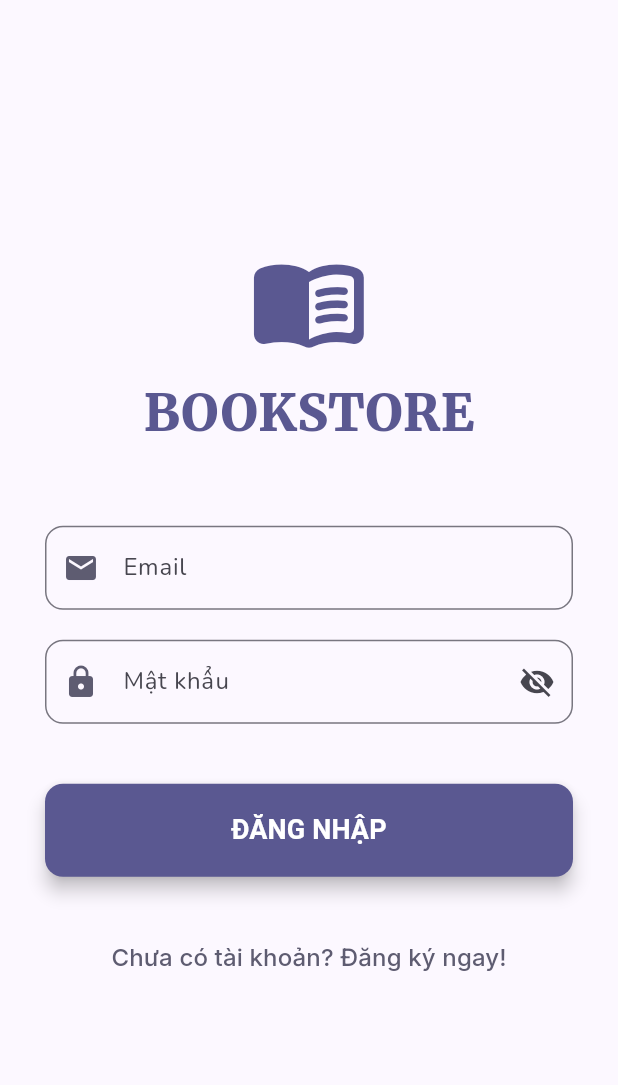
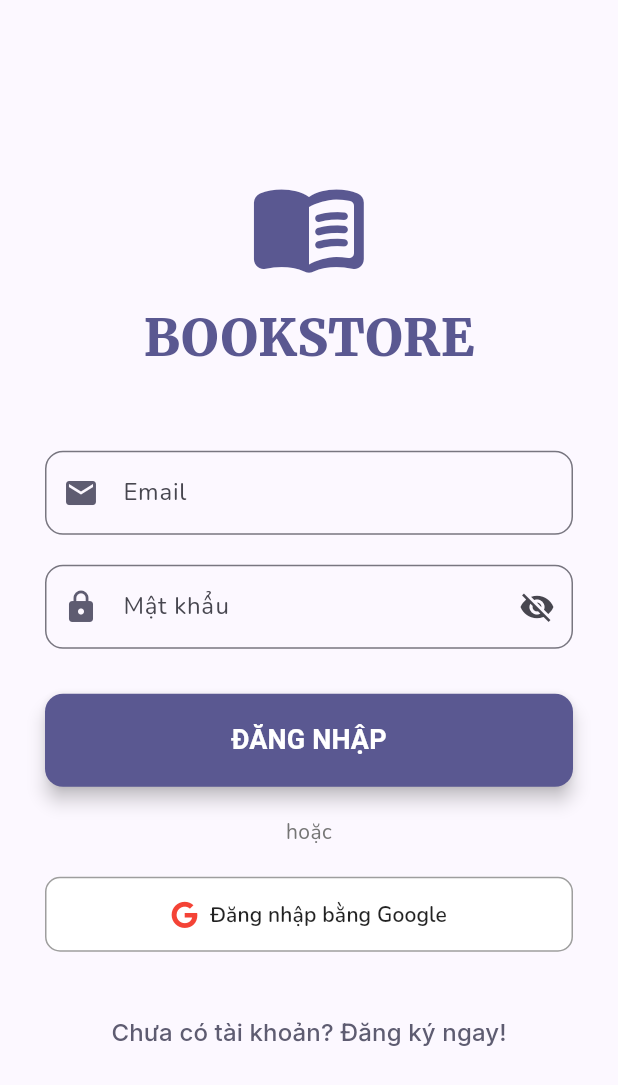
Before and after one commit to HoaiQuy1608/Ung_dung_ban_sach, a Flutter app: the screen it shows after launch, item 5 of the bottom bar chosen, after a tap on "ĐĂNG NHẬP NGAY", on a phone screen of 412 x 824 dp. Shown: the top 1085 px of the screen. Run offline on Flutter 3.47's test engine with Material 3 defaults, Android fonts, the light colour scheme and no system bars; our stand-ins replace cached_network_image, convex_bottom_bar, firebase_core, firebase_database, flutter_easyloading, font_awesome_flutter and 4 more; accounts and stored records are empty.

Commit message:
goog;e signin

```diff
--- a/lib/screen/login_screen.dart
+++ b/lib/screen/login_screen.dart
@@ -1,6 +1,7 @@
 import 'package:flutter/material.dart';
 import 'package:provider/provider.dart';
 import 'package:google_fonts/google_fonts.dart';
+import 'package:font_awesome_flutter/font_awesome_flutter.dart';
 import 'package:ungdungbansach/providers/auth_provider.dart';
 import 'package:ungdungbansach/screen/register_screen.dart';
 import 'package:ungdungbansach/screen/admin/admin_dashboard_screen.dart';
@@ -20,13 +21,9 @@ class _LoginScreenState extends State<LoginScreen> {
   bool _isPasswordVisible = false;
 
   Future<void> _handleLogin() async {
-  setState(() {
-    _errorMessage = null;
-  });
-
+    setState(() => _errorMessage = null);
     final authProvider = Provider.of<AuthProvider>(context, listen: false);
 
-  // Hiển thị loading
     showDialog(
       context: context,
       barrierDismissible: false,
@@ -39,7 +36,7 @@ class _LoginScreenState extends State<LoginScreen> {
         _passwordController.text,
       );
 
-    Navigator.of(context).pop(); // Đóng loading
+      Navigator.of(context).pop();
 
       if (success) {
         if (authProvider.isAdmin) {
@@ -54,18 +51,40 @@ class _LoginScreenState extends State<LoginScreen> {
           );
         }
       } else {
-      setState(() {
-        _errorMessage = 'Email hoặc mật khẩu không đúng.';
-      });
+        setState(() => _errorMessage = 'Email hoặc mật khẩu không đúng.');
       }
     } catch (e) {
       Navigator.of(context).pop();
-    setState(() {
-      _errorMessage = 'Đã xảy ra lỗi khi đăng nhập: $e';
-    });
+      setState(() => _errorMessage = 'Đã xảy ra lỗi khi đăng nhập: $e');
     }
   }
 
+  Future<void> _handleGoogleLogin() async {
+    final authProvider = Provider.of<AuthProvider>(context, listen: false);
+
+    showDialog(
+      context: context,
+      barrierDismissible: false,
+      builder: (_) => const Center(child: CircularProgressIndicator()),
+    );
+
+    final success = await authProvider.loginWithGoogle();
+    Navigator.of(context).pop();
+
+    if (success) {
+      ScaffoldMessenger.of(context).showSnackBar(
+        const SnackBar(content: Text("Đăng nhập bằng Google thành công!")),
+      );
+      Navigator.of(context).pushAndRemoveUntil(
+        MaterialPageRoute(builder: (_) => const HomeScreen()),
+        (_) => false,
+      );
+    } else {
+      ScaffoldMessenger.of(context).showSnackBar(
+        const SnackBar(content: Text("Đăng nhập Google thất bại!")),
+      );
+    }
+  }
 
   @override
   void dispose() {
@@ -76,23 +95,17 @@ class _LoginScreenState extends State<LoginScreen> {
 
   @override
   Widget build(BuildContext context) {
-    // Lấy ColorScheme từ theme
     final colorScheme = Theme.of(context).colorScheme;
 
     return Scaffold(
-      backgroundColor: colorScheme.surface, // Nền sáng
+      backgroundColor: colorScheme.surface,
       body: Center(
         child: SingleChildScrollView(
           padding: const EdgeInsets.all(30.0),
           child: Column(
             crossAxisAlignment: CrossAxisAlignment.stretch,
             children: <Widget>[
-              // Tiêu đề & Logo (Icon sách lớn)
-              Icon(
-                Icons.menu_book_rounded,
-                color: colorScheme.primary, // Dùng màu primary từ theme
-                size: 80,
-              ),
+              Icon(Icons.menu_book_rounded, color: colorScheme.primary, size: 80),
               const SizedBox(height: 10),
               Text(
                 'BOOKSTORE',
@@ -100,12 +113,11 @@ class _LoginScreenState extends State<LoginScreen> {
                 style: GoogleFonts.merriweather(
                   fontSize: 34,
                   fontWeight: FontWeight.w900,
-                  color: colorScheme.primary, // Dùng màu primary từ theme
+                  color: colorScheme.primary,
                 ),
               ),
               const SizedBox(height: 50),
 
-              // Thông báo lỗi
               if (_errorMessage != null)
                 Padding(
                   padding: const EdgeInsets.only(bottom: 20),
@@ -113,9 +125,7 @@ class _LoginScreenState extends State<LoginScreen> {
                     padding: const EdgeInsets.all(12),
                     decoration: BoxDecoration(
                       color: Colors.red.shade100,
-                      borderRadius: BorderRadius.circular(
-                        12,
-                      ), // Bo góc mềm mại hơn
+                      borderRadius: BorderRadius.circular(12),
                       border: Border.all(color: Colors.red.shade300),
                     ),
                     child: Text(
@@ -128,82 +138,59 @@ class _LoginScreenState extends State<LoginScreen> {
                   ),
                 ),
 
-              // Trường Email
               TextField(
                 controller: _emailController,
                 keyboardType: TextInputType.emailAddress,
                 decoration: InputDecoration(
                   labelText: 'Email',
                   hintText: 'Nhập email của bạn',
-                  prefixIcon: Icon(
-                    Icons.email,
-                    color: colorScheme.secondary,
-                  ), // Màu secondary
+                  prefixIcon: Icon(Icons.email, color: colorScheme.secondary),
                   border: OutlineInputBorder(
-                    borderRadius: BorderRadius.circular(
-                      12,
-                    ), // Bo góc mềm mại hơn
+                    borderRadius: BorderRadius.circular(12),
                   ),
                   focusedBorder: OutlineInputBorder(
-                    // Viền khi focus
                     borderRadius: BorderRadius.circular(12),
-                    borderSide: BorderSide(
-                      color: colorScheme.primary,
-                      width: 2,
-                    ),
+                    borderSide: BorderSide(color: colorScheme.primary, width: 2),
                   ),
                 ),
               ),
               const SizedBox(height: 20),
 
-              // Trường Mật khẩu
               TextField(
                 controller: _passwordController,
                 decoration: InputDecoration(
                   labelText: 'Mật khẩu',
                   hintText: 'Nhập mật khẩu',
-                  prefixIcon: Icon(
-                    Icons.lock,
-                    color: colorScheme.secondary,
-                  ), // Màu secondary
+                  prefixIcon: Icon(Icons.lock, color: colorScheme.secondary),
                   border: OutlineInputBorder(
-                    borderRadius: BorderRadius.circular(
-                      12,
-                    ), // Bo góc mềm mại hơn
+                    borderRadius: BorderRadius.circular(12),
                   ),
                   focusedBorder: OutlineInputBorder(
                     borderRadius: BorderRadius.circular(12),
-                    borderSide: BorderSide(
-                      color: colorScheme.primary,
-                      width: 2,
-                    ),
+                    borderSide: BorderSide(color: colorScheme.primary, width: 2),
                   ),
                   suffixIcon: IconButton(
                     icon: Icon(
                       _isPasswordVisible
                           ? Icons.visibility
                           : Icons.visibility_off,
-                      color: colorScheme.onSurfaceVariant, // Màu icon
+                      color: colorScheme.onSurfaceVariant,
                     ),
                     onPressed: () {
-                      setState(() {
-                        _isPasswordVisible = !_isPasswordVisible;
-                      });
+                      setState(() => _isPasswordVisible = !_isPasswordVisible);
                     },
                   ),
                 ),
                 obscureText: !_isPasswordVisible,
               ),
-              const SizedBox(height: 40),
+              const SizedBox(height: 30),
 
-              // Nút Đăng nhập
               ElevatedButton(
                 onPressed: _handleLogin,
                 style: ElevatedButton.styleFrom(
                   padding: const EdgeInsets.symmetric(vertical: 18),
-                  backgroundColor: colorScheme.primary, // Dùng màu primary
-                  foregroundColor:
-                      colorScheme.onPrimary, // Chữ trắng trên primary
+                  backgroundColor: colorScheme.primary,
+                  foregroundColor: colorScheme.onPrimary,
                   shape: RoundedRectangleBorder(
                     borderRadius: BorderRadius.circular(12),
                   ),
@@ -217,15 +204,39 @@ class _LoginScreenState extends State<LoginScreen> {
                   ),
                 ),
               ),
+
+              const SizedBox(height: 20),
+              Text(
+                'hoặc',
+                textAlign: TextAlign.center,
+                style: TextStyle(color: Colors.grey[600]),
+              ),
+              const SizedBox(height: 20),
+
+              // 🔹 Nút đăng nhập bằng Google
+              OutlinedButton.icon(
+                onPressed: _handleGoogleLogin,
+                icon: const FaIcon(FontAwesomeIcons.google, color: Colors.red),
+                label: const Text(
+                  'Đăng nhập bằng Google',
+                  style: TextStyle(fontWeight: FontWeight.w600),
+                ),
+                style: OutlinedButton.styleFrom(
+                  foregroundColor: Colors.black87,
+                  backgroundColor: Colors.white,
+                  side: const BorderSide(color: Colors.grey),
+                  padding: const EdgeInsets.symmetric(vertical: 15),
+                  shape: RoundedRectangleBorder(
+                    borderRadius: BorderRadius.circular(10),
+                  ),
+                ),
+              ),
+
               const SizedBox(height: 30),
-
-              // Nút chuyển trang Đăng ký
               TextButton(
                 onPressed: () {
                   Navigator.of(context).push(
-                    MaterialPageRoute(
-                      builder: (context) => const RegisterScreen(),
-                    ),
+                    MaterialPageRoute(builder: (_) => const RegisterScreen()),
                   );
                 },
                 child: Text(
@@ -233,7 +244,7 @@ class _LoginScreenState extends State<LoginScreen> {
                   style: GoogleFonts.inter(
                     color: colorScheme.secondary,
                     fontSize: 16,
-                  ), // Dùng màu secondary
+                  ),
                 ),
               ),
             ],
--- a/lib/screen/profile_screen.dart
+++ b/lib/screen/profile_screen.dart
@@ -37,6 +37,7 @@ class ProfileScreen extends StatelessWidget {
           ),
           const SizedBox(height: 40),
 
+          // ✅ Nút đăng nhập thường
           ElevatedButton(
             onPressed: () {
               Navigator.of(
@@ -53,6 +54,29 @@ class ProfileScreen extends StatelessWidget {
             ),
             child: const Text('ĐĂNG NHẬP NGAY'),
           ),
+
+          const SizedBox(height: 16),
+
+          // ✅ Nút đăng nhập bằng Google
+          /*OutlinedButton.icon(
+            icon: Image.asset('assets/google_icon.png', height: 24), // nhớ thêm ảnh vào assets
+            label: const Text('Đăng nhập với Google'),
+            style: OutlinedButton.styleFrom(
+              padding: const EdgeInsets.symmetric(vertical: 15),
+              side: BorderSide(color: Colors.grey.shade400),
+            ),
+            onPressed: () async {
+              final authProvider =
+                  Provider.of<AuthProvider>(context, listen: false);
+              final success = await authProvider.loginWithGoogle();
+
+              if (success && context.mounted) {
+                ScaffoldMessenger.of(context).showSnackBar(
+                  const SnackBar(content: Text('Đăng nhập Google thành công!')),
+                );
+              }
+            },
+          ),*/
         ],
       ),
     );
@@ -83,7 +107,7 @@ class ProfileScreen extends StatelessWidget {
     );
 
     if (shouldLogout == true) {
-      authProvider.logout();
+      await authProvider.logout();
     }
   }
 
@@ -111,10 +135,17 @@ class ProfileScreen extends StatelessWidget {
           const SizedBox(height: 12),
           Center(
             child: Text(
+              user.name.isNotEmpty ? user.name : 'Người dùng',
+              style: const TextStyle(
+                fontSize: 20,
+                fontWeight: FontWeight.w700,
+              ),
+            ),
+          ),
+          Center(
+            child: Text(
               user.role == UserRole.admin ? 'Quản trị viên' : 'Khách hàng',
               style: TextStyle(
-                fontSize: 18,
-                fontWeight: FontWeight.w700,
                 color: Theme.of(context).colorScheme.primary,
               ),
             ),
@@ -152,16 +183,9 @@ class ProfileScreen extends StatelessWidget {
             title: const Text('Sách yêu thích'),
             trailing: const Icon(Icons.chevron_right),
             onTap: () {
-              Navigator.of(
-                context,
-              ).push(MaterialPageRoute(builder: (_) => const WishlistScreen()));
+              Navigator.of(context)
+                  .push(MaterialPageRoute(builder: (_) => const WishlistScreen()));
             },
-          ),
-          ListTile(
-            leading: const Icon(Icons.settings_outlined),
-            title: const Text('Cài đặt ứng dụng'),
-            trailing: const Icon(Icons.chevron_right),
-            onTap: () {},
           ),
           const SizedBox(height: 20),
           ListTile(
--- a/pubspec.yaml
+++ b/pubspec.yaml
@@ -23,12 +23,14 @@ dependencies:
   flutter_animate: ^4.5.0
   flutter_easyloading: ^3.0.5
   image_picker: ^1.2.0
-  font_awesome_flutter: ^10.10.0
+  font_awesome_flutter: ^10.12.0
   toastification: ^3.0.3
   intl: ^0.20.2
   firebase_core: ^4.2.0
   firebase_database: ^12.0.3
   firebase_storage: ^13.0.3
+  google_sign_in: ^6.2.1
+  firebase_auth: ^6.1.1
 dev_dependencies:
   flutter_test:
     sdk: flutter
```
Also changed, not shown: lib/providers/auth_provider.dart (+82 -9 lines), pubspec.lock, 4 other files. Lines whose indentation alone changed are shown as unchanged.
